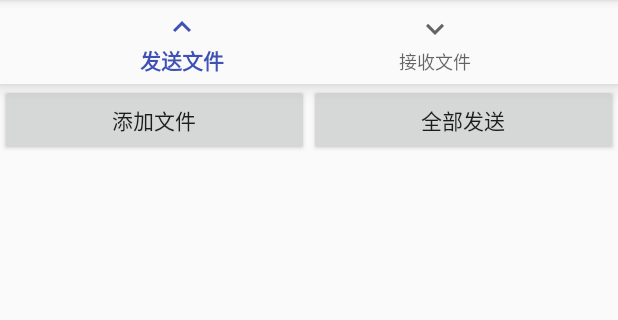
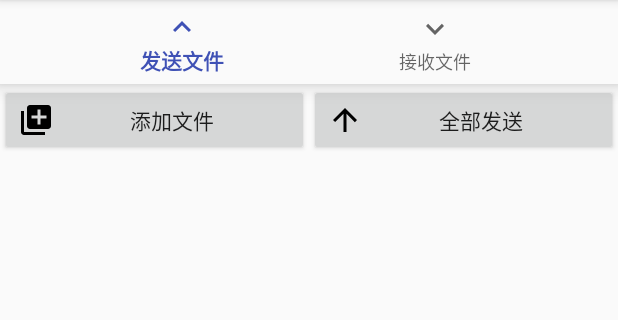
Before and after one commit to guzhiji/transfile-android, an Android app: the screen it shows after launch (FileListActivity), on a phone screen of 412 x 824 dp, the part 84-404 px from its top. Run offline under Robolectric (Android 15) with nearby library versions, the phone set to English and light mode, and no system bars.

Commit message:
add button icons addfile & sendall

```diff
--- /dev/null
+++ b/app/src/main/res/drawable/ic_addfile_black_24dp.xml
@@ -0,0 +1,9 @@
+<vector xmlns:android="http://schemas.android.com/apk/res/android"
+        android:width="24dp"
+        android:height="24dp"
+        android:viewportWidth="24.0"
+        android:viewportHeight="24.0">
+    <path
+        android:fillColor="#FF000000"
+        android:pathData="M4,6L2,6v14c0,1.1 0.9,2 2,2h14v-2L4,20L4,6zM20,2L8,2c-1.1,0 -2,0.9 -2,2v12c0,1.1 0.9,2 2,2h12c1.1,0 2,-0.9 2,-2L22,4c0,-1.1 -0.9,-2 -2,-2zM19,11h-4v4h-2v-4L9,11L9,9h4L13,5h2v4h4v2z"/>
+</vector>
--- /dev/null
+++ b/app/src/main/res/drawable/ic_sendall_black_24dp.xml
@@ -0,0 +1,9 @@
+<vector xmlns:android="http://schemas.android.com/apk/res/android"
+        android:width="24dp"
+        android:height="24dp"
+        android:viewportWidth="24.0"
+        android:viewportHeight="24.0">
+    <path
+        android:fillColor="#FF000000"
+        android:pathData="M4,12l1.41,1.41L11,7.83V20h2V7.83l5.58,5.59L20,12l-8,-8 -8,8z"/>
+</vector>
--- a/app/src/main/res/layout/activity_file_list.xml
+++ b/app/src/main/res/layout/activity_file_list.xml
@@ -25,13 +25,17 @@
                 android:layout_width="wrap_content"
                 android:layout_height="wrap_content"
                 android:id="@+id/addFileButton"
-                android:layout_weight="1"/>
+                android:drawableLeft="@drawable/ic_addfile_black_24dp"
+                android:drawableStart="@drawable/ic_addfile_black_24dp"
+                android:layout_weight="1" />
 
         <Button
                 android:text="@string/button_send_all"
                 android:layout_width="wrap_content"
                 android:layout_height="wrap_content"
                 android:id="@+id/sendAllButton"
+                android:drawableLeft="@drawable/ic_sendall_black_24dp"
+                android:drawableStart="@drawable/ic_sendall_black_24dp"
                 android:layout_weight="1"/>
 
     </LinearLayout>
```
